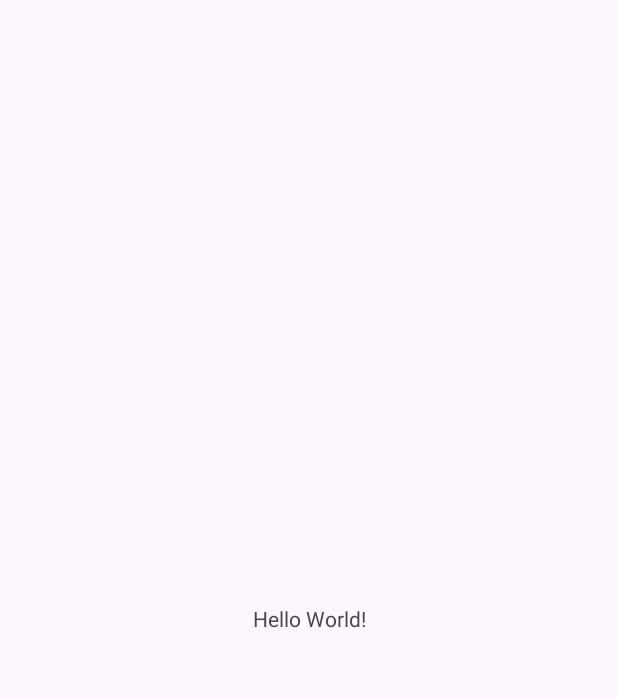
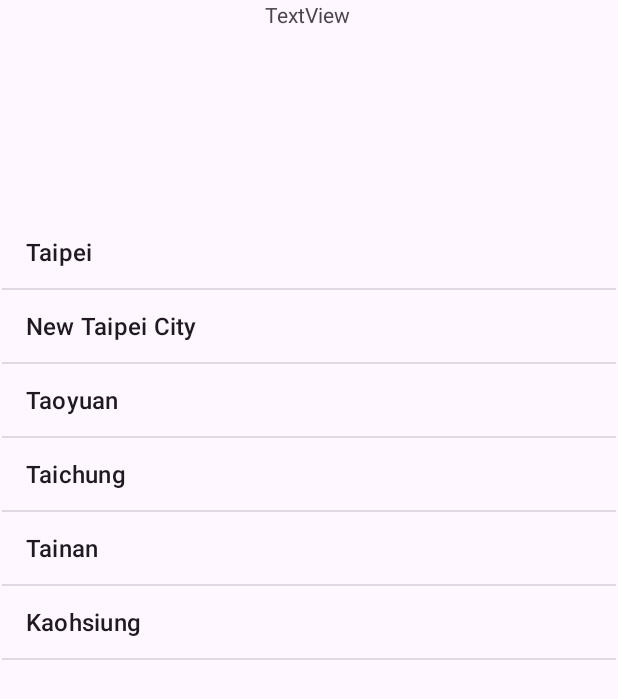
Before and after one commit to Pang-Yiyi/AdvancedWidget, an Android app: the screen it shows after launch (MainActivity), on a phone screen of 412 x 824 dp. Before the commit the part shown is almost empty. Shown: the top 699 px of the screen. Run offline under Robolectric (Android 15) with nearby library versions, the phone set to English and light mode, and no system bars.

Commit message:
設定ListView元件與字串檔

```diff
--- a/ListViewTest/app/src/main/res/layout/activity_main.xml
+++ b/ListViewTest/app/src/main/res/layout/activity_main.xml
@@ -8,12 +8,25 @@
     tools:context=".MainActivity">
 
     <TextView
+        android:id="@+id/textView4"
         android:layout_width="wrap_content"
         android:layout_height="wrap_content"
-        android:text="Hello World!"
+        android:text="TextView"
+        app:layout_constraintEnd_toEndOf="parent"
+        app:layout_constraintHorizontal_bias="0.498"
+        app:layout_constraintStart_toStartOf="parent"
+        tools:layout_editor_absoluteY="69dp" />
+
+    <ListView
+        android:layout_width="409dp"
+        android:layout_height="350dp"
+        android:entries="@array/cities"
         app:layout_constraintBottom_toBottomOf="parent"
         app:layout_constraintEnd_toEndOf="parent"
         app:layout_constraintStart_toStartOf="parent"
-        app:layout_constraintTop_toTopOf="parent" />
+        app:layout_constraintTop_toTopOf="parent"
+        app:layout_constraintVertical_bias="0.304">
+
+    </ListView>
 
 </androidx.constraintlayout.widget.ConstraintLayout>
--- a/ListViewTest/app/src/main/res/values/strings.xml
+++ b/ListViewTest/app/src/main/res/values/strings.xml
@@ -1,3 +1,11 @@
 <resources>
     <string name="app_name">ListViewTest</string>
+    <string-array name="cities">
+        <item>Taipei</item>
+        <item>New Taipei City</item>
+        <item>Taoyuan</item>
+        <item>Taichung</item>
+        <item>Tainan</item>
+        <item>Kaohsiung</item>
+    </string-array>
 </resources>
```
